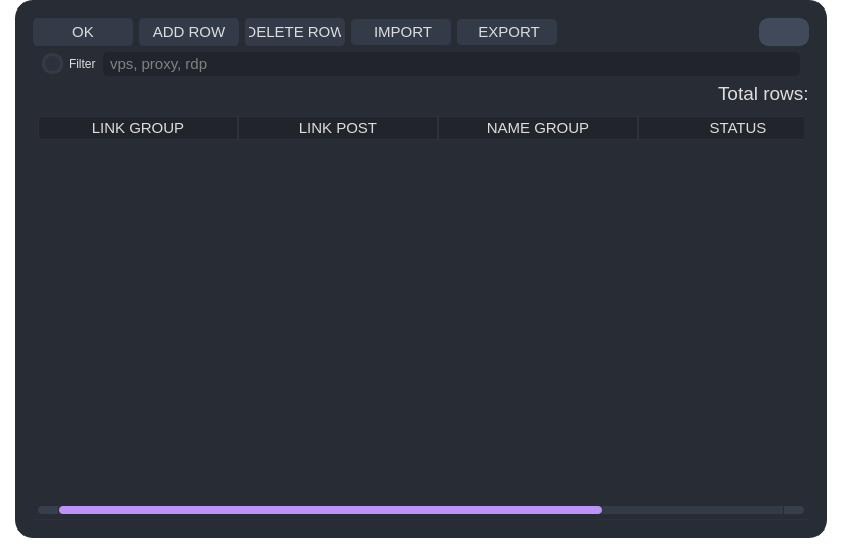
First picture: the form in src/gui/widget/tableWidget.ui, repository Hq1anq/facebook_marketing_tool, before the edit.
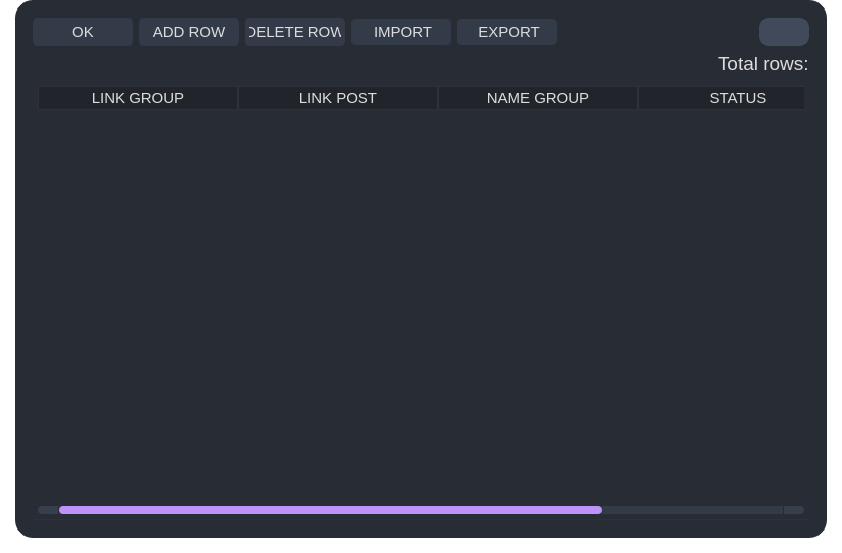
Second picture: the form after the edit. Icons and pictures are not drawn.

Commit message: refactor: input of get group/post inside mainwindow, simplify table_widget

```diff
--- a/src/gui/widget/tableWidget.ui
+++ b/src/gui/widget/tableWidget.ui
@@ -300,41 +300,6 @@
         </layout>
        </widget>
       </item>
-      <item>
-       <widget class="QFrame" name="filterGroup">
-        <layout class="QHBoxLayout" name="_2">
-         <property name="topMargin">
-          <number>0</number>
-         </property>
-         <property name="bottomMargin">
-          <number>0</number>
-         </property>
-         <item>
-          <widget class="QCheckBox" name="filterGroupCheckBox">
-           <property name="sizePolicy">
-            <sizepolicy hsizetype="Fixed" vsizetype="Fixed">
-             <horstretch>0</horstretch>
-             <verstretch>0</verstretch>
-            </sizepolicy>
-           </property>
-           <property name="text">
-            <string>Filter</string>
-           </property>
-           <property name="checked">
-            <bool>true</bool>
-           </property>
-          </widget>
-         </item>
-         <item>
-          <widget class="QLineEdit" name="filterGroupInput">
-           <property name="placeholderText">
-            <string>vps, proxy, rdp</string>
-           </property>
-          </widget>
-         </item>
-        </layout>
-       </widget>
-      </item>
       <item>
        <layout class="QHBoxLayout" name="horizontalLayout_6">
         <item>
```
Left out of the diff: 1 changed line with no effect on the pictures. The commit also changes 7 other files.
